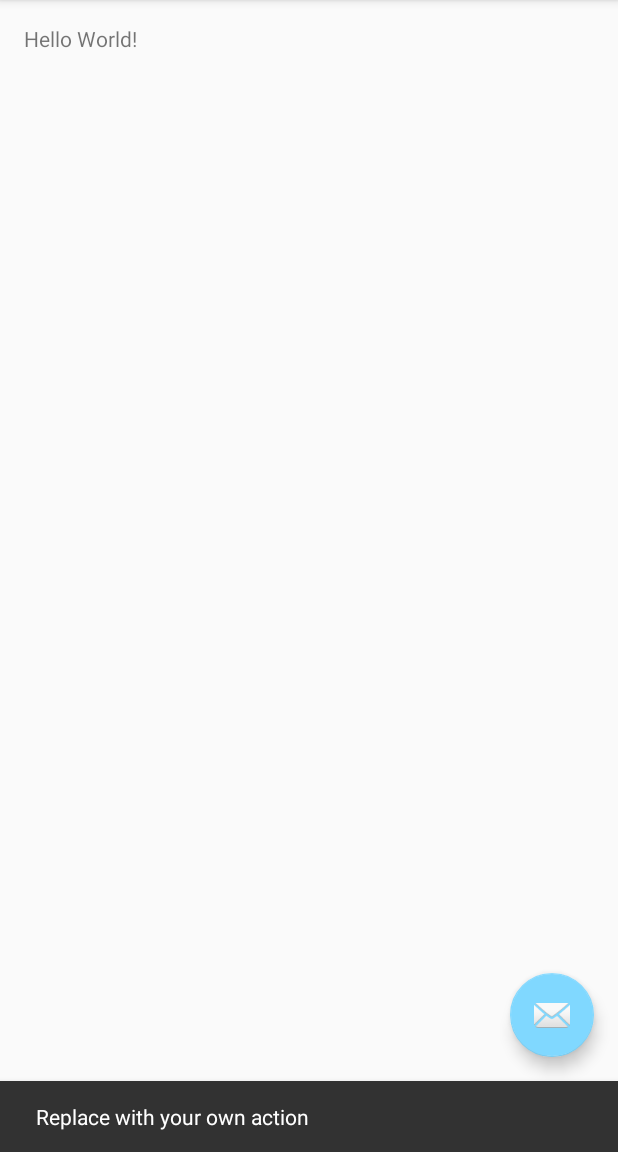
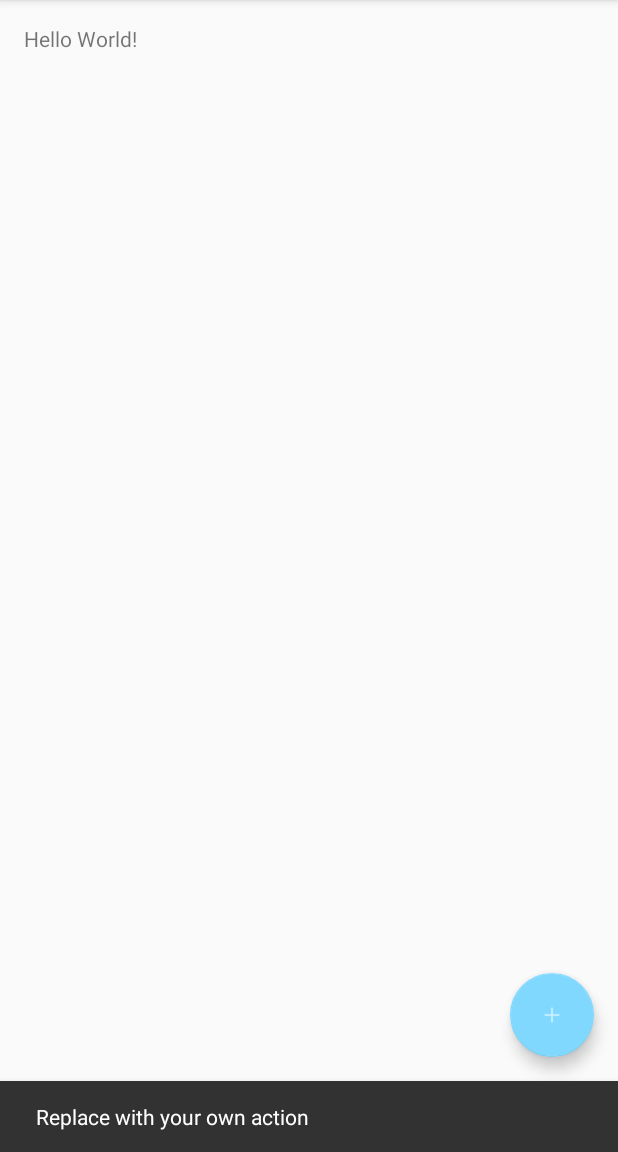
Before and after one commit to MambaXIE/projet_quizz_samp, an Android app: the screen it shows after launch (MainActivity), after a tap on an icon or button, on a phone screen of 412 x 824 dp, the part 84-1236 px from its top. Run offline under Robolectric (Android 15) with nearby library versions, the phone set to English and light mode, and no system bars.

```diff
--- a/app/src/main/res/layout/activity_main.xml
+++ b/app/src/main/res/layout/activity_main.xml
@@ -26,6 +26,6 @@
     <android.support.design.widget.FloatingActionButton android:id="@+id/fab"
         android:layout_width="wrap_content" android:layout_height="wrap_content"
         android:layout_gravity="bottom|end" android:layout_margin="@dimen/fab_margin"
-        android:src="@android:drawable/ic_dialog_email" />
+        android:src="@drawable/ic_plus" />
 
 </android.support.design.widget.CoordinatorLayout>
```
Also changed, not shown: app/src/main/res/drawable-hdpi/ic_plus.png (added), app/src/main/res/drawable-mdpi/ic_plus.png (added), app/src/main/res/drawable-xhdpi/ic_plus.png (added), app/src/main/res/drawable-xxhdpi/ic_plus.png (added).
